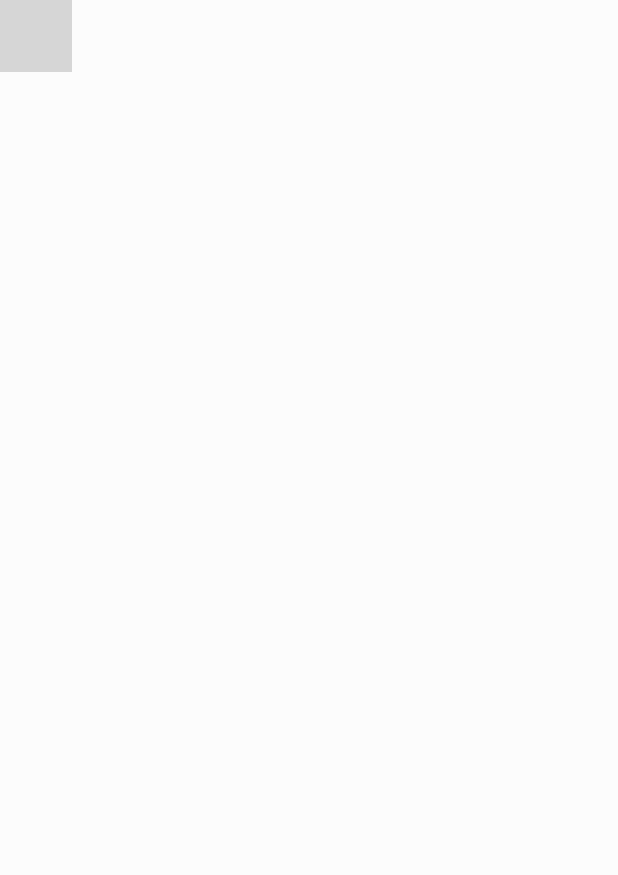
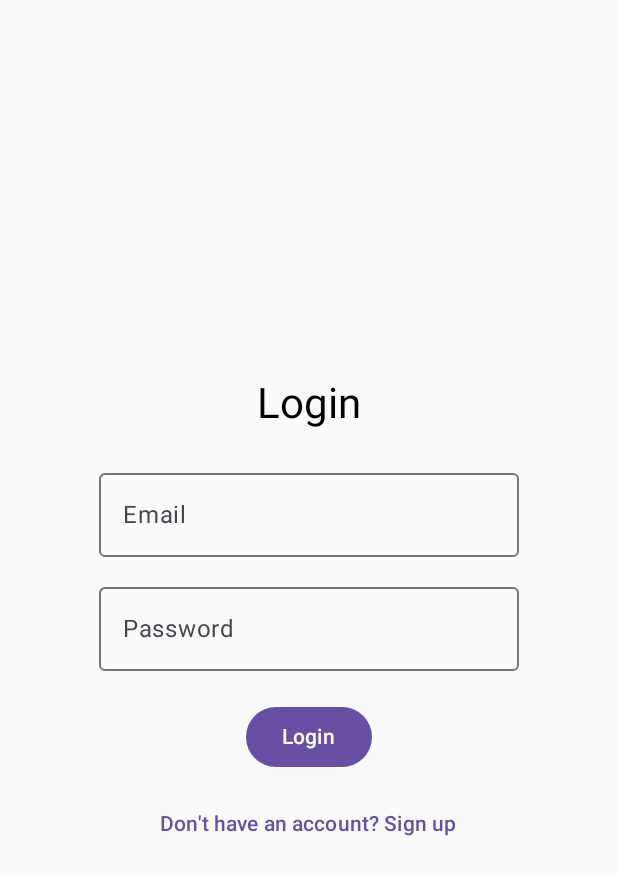
Before and after one commit to ramanmmm/TV-App, an Android app built with Jetpack Compose: the screen it shows after launch (MainActivity), on a phone screen of 412 x 824 dp. Shown: the top 875 px of the screen. Run offline under Robolectric (Android 15) with nearby library versions, the phone set to English and light mode, and no system bars; our stand-ins replace Room's generated code; missing, so only their content is drawn: TVAppTheme; grey boxes are pictures that could not be loaded.

Commit message:
complete ui creation and connecting to room db and creating dao and model and view model -proper working ui

```diff
--- a/app/src/main/AndroidManifest.xml
+++ b/app/src/main/AndroidManifest.xml
@@ -5,6 +5,7 @@
     <uses-feature android:name="android.software.leanback" android:required="false" />
     <uses-feature android:name="android.hardware.touchscreen" android:required="false" />
     <application
+
         android:allowBackup="true"
         android:dataExtractionRules="@xml/data_extraction_rules"
         android:fullBackupContent="@xml/backup_rules"
@@ -13,6 +14,7 @@
         android:roundIcon="@mipmap/ic_launcher_round"
         android:supportsRtl="true"
         android:theme="@style/Theme.TVApp"
+
         tools:targetApi="31">
         <activity
             android:name=".MainActivity"
--- a/app/src/main/java/com/example/tv_app/Data/AppDatabase.kt
+++ b/app/src/main/java/com/example/tv_app/Data/AppDatabase.kt
@@ -1 +1,25 @@
-package com.example.tv_app.Data
+package com.example.tv_app.Room
+
+import android.content.Context
+import androidx.room.Database
+import androidx.room.Room
+import androidx.room.RoomDatabase
+
+@Database(entities = [User::class], version = 1, exportSchema = false)
+abstract class AppDatabase : RoomDatabase() {
+    abstract fun userDao(): UserDao
+
+    companion object {
+        @Volatile private var INSTANCE: AppDatabase? = null
+
+        fun getDatabase(context: Context): AppDatabase {
+            return INSTANCE ?: synchronized(this) {
+                Room.databaseBuilder(
+                    context.applicationContext,
+                    AppDatabase::class.java,
+                    "user_database"
+                ).build().also { INSTANCE = it }
+            }
+        }
+    }
+}
--- a/app/src/main/java/com/example/tv_app/Data/UserDao.kt
+++ b/app/src/main/java/com/example/tv_app/Data/UserDao.kt
@@ -1 +1,19 @@
-package com.example.tv_app.Data
+package com.example.tv_app.Room
+
+import androidx.room.Dao
+import androidx.room.Insert
+import androidx.room.OnConflictStrategy
+import androidx.room.Query
+
+@Dao
+interface UserDao {
+
+    @Insert(onConflict = OnConflictStrategy.REPLACE)
+    suspend fun insertUser(user: User)
+
+    @Query("SELECT * FROM users WHERE email = :email")
+    suspend fun getUserByEmail(email: String): User?
+
+    @Query("SELECT * FROM users WHERE email = :email AND password = :password")
+    suspend fun login(email: String, password: String): User?
+}
--- a/app/src/main/java/com/example/tv_app/LoginPage/LoginScreen.kt
+++ b/app/src/main/java/com/example/tv_app/LoginPage/LoginScreen.kt
@@ -1 +1,79 @@
 package com.example.tv_app.LoginPage
+
+import android.app.Application
+import androidx.compose.foundation.layout.*
+import androidx.compose.material3.*
+import androidx.compose.runtime.*
+import androidx.compose.ui.Alignment
+import androidx.compose.ui.Modifier
+import androidx.compose.ui.platform.LocalContext
+import androidx.compose.ui.text.input.PasswordVisualTransformation
+import androidx.compose.ui.unit.dp
+import androidx.lifecycle.ViewModel
+import androidx.lifecycle.ViewModelProvider
+import androidx.lifecycle.viewmodel.compose.viewModel
+import androidx.navigation.NavController
+import com.example.tv_app.View_Model.AuthViewModel
+
+@Composable
+fun LoginScreen(navController: NavController) {
+    val context = LocalContext.current.applicationContext as Application
+    val viewModel: AuthViewModel = viewModel(
+        factory = object : ViewModelProvider.Factory {
+            override fun <T : ViewModel> create(modelClass: Class<T>): T {
+                return AuthViewModel(context) as T
+            }
+        }
+    )
+
+    var email by remember { mutableStateOf("") }
+    var password by remember { mutableStateOf("") }
+    var error by remember { mutableStateOf<String?>(null) }
+
+    Box(modifier = Modifier.fillMaxSize(), contentAlignment = Alignment.Center) {
+        Column(horizontalAlignment = Alignment.CenterHorizontally) {
+            Text("Login", style = MaterialTheme.typography.headlineMedium)
+            Spacer(modifier = Modifier.height(20.dp))
+
+            OutlinedTextField(
+                value = email,
+                onValueChange = { email = it },
+                label = { Text("Email") }
+            )
+
+            Spacer(modifier = Modifier.height(12.dp))
+
+            OutlinedTextField(
+                value = password,
+                onValueChange = { password = it },
+                label = { Text("Password") },
+                visualTransformation = PasswordVisualTransformation()
+            )
+
+            Spacer(modifier = Modifier.height(20.dp))
+
+            Button(onClick = {
+                viewModel.login(email, password) { success ->
+                    if (success) {
+                        navController.navigate("home")
+                    } else {
+                        error = "Invalid credentials"
+                    }
+                }
+            }) {
+                Text("Login")
+            }
+
+            Spacer(modifier = Modifier.height(10.dp))
+
+            TextButton(onClick = { navController.navigate("signup") }) {
+                Text("Don't have an account? Sign up")
+            }
+
+            error?.let {
+                Spacer(modifier = Modifier.height(10.dp))
+                Text(it, color = MaterialTheme.colorScheme.error)
+            }
+        }
+    }
+}
--- a/app/src/main/java/com/example/tv_app/MainActivity.kt
+++ b/app/src/main/java/com/example/tv_app/MainActivity.kt
@@ -4,13 +4,7 @@ import android.os.Bundle
 import androidx.activity.ComponentActivity
 import androidx.activity.compose.setContent
 import androidx.activity.enableEdgeToEdge
-import androidx.compose.foundation.layout.fillMaxSize
-import androidx.compose.foundation.layout.padding
-import androidx.compose.material3.Scaffold
-import androidx.compose.material3.Text
-import androidx.compose.runtime.Composable
-import androidx.compose.ui.Modifier
-import androidx.compose.ui.tooling.preview.Preview
+import com.example.tv_app.Navigation.AppNavigation
 import com.example.tv_app.ui.Screens.TVAppTheme
 
 class MainActivity : ComponentActivity() {
@@ -18,7 +12,9 @@ class MainActivity : ComponentActivity() {
         super.onCreate(savedInstanceState)
         enableEdgeToEdge()
         setContent {
-            AppNavigation()
+            TVAppTheme {
+                AppNavigation()
+            }
         }
     }
 }
--- a/app/src/main/java/com/example/tv_app/Navigation/AppNavigation.kt
+++ b/app/src/main/java/com/example/tv_app/Navigation/AppNavigation.kt
@@ -1 +1,26 @@
 package com.example.tv_app.Navigation
+
+import androidx.compose.runtime.Composable
+import androidx.navigation.compose.NavHost
+import androidx.navigation.compose.rememberNavController
+import androidx.navigation.compose.composable
+import com.example.tv_app.LoginPage.LoginScreen
+import com.example.tv_app.Signup.SignupScreen
+import com.example.tv_app.Home.HomeScreen
+
+@Composable
+fun AppNavigation() {
+    val navController = rememberNavController()
+
+    NavHost(navController = navController, startDestination = "login") {
+        composable("login") {
+            LoginScreen(navController)
+        }
+        composable("signup") {
+            SignupScreen(navController)
+        }
+        composable("home") {
+            HomeScreen()
+        }
+    }
+}
```
Also changed, not shown: app/build.gradle.kts (+24 -13 lines), app/src/main/java/com/example/tv_app/Data/model/User.kt (+11 -1 lines), app/src/main/java/com/example/tv_app/Home/HomeScreen.kt (+17 -0 lines), app/src/main/java/com/example/tv_app/Signup/SignupScreen.kt (+74 -0 lines), app/src/main/java/com/example/tv_app/View_Model/AuthViewModel.kt (+38 -0 lines), gradle/libs.versions.toml (+10 -2 lines).
